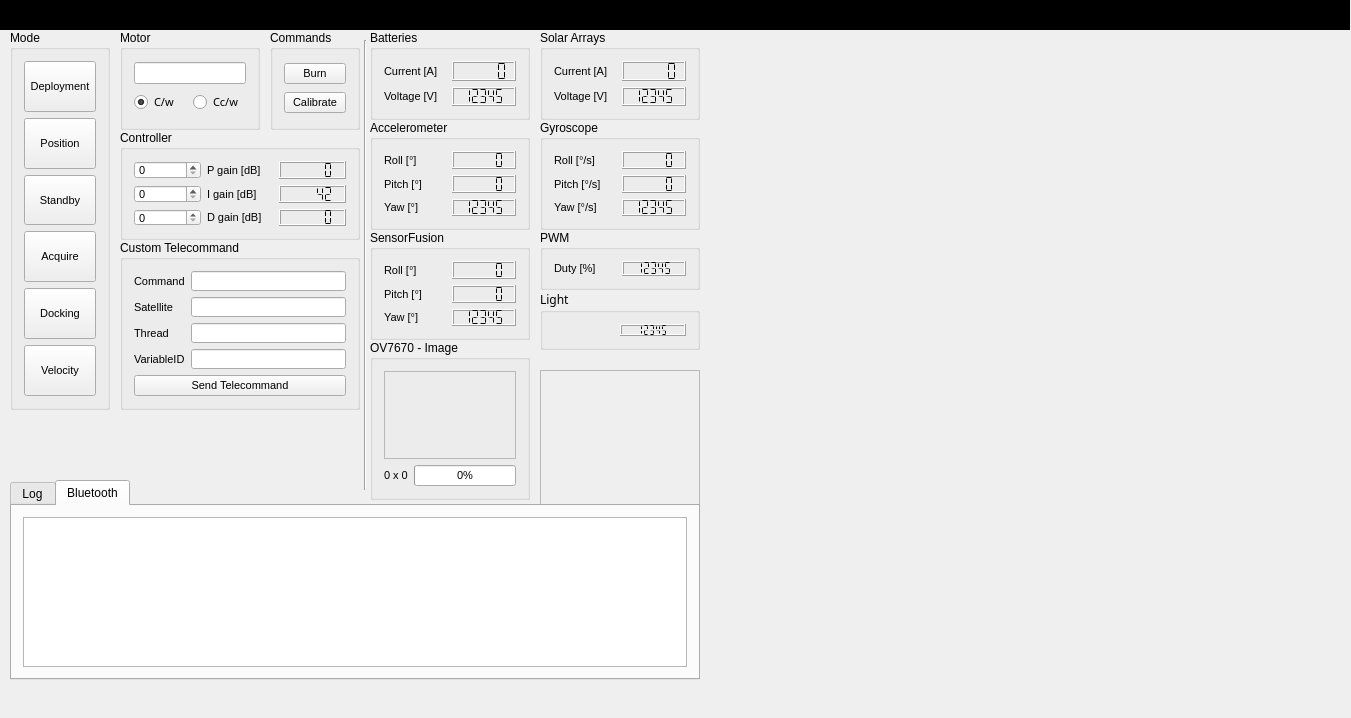
This is groundstation.ui in Angele-/FloatSat_GroundStation as Qt 5 draws it before an edit. The edited form follows.
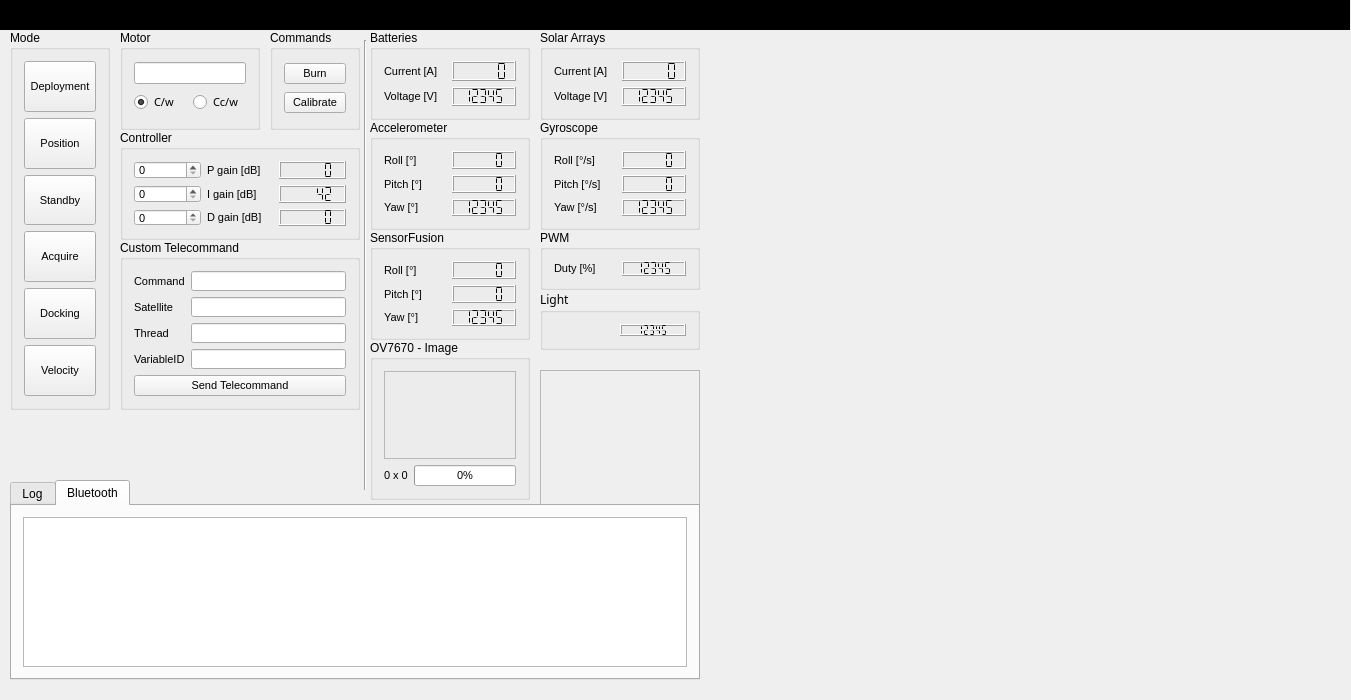
This is the edited form. Custom widgets are drawn as their Qt base class.

What changed in the file:
```diff
--- a/groundstation.ui
+++ b/groundstation.ui
@@ -7,7 +7,7 @@
     <x>0</x>
     <y>0</y>
     <width>1351</width>
-    <height>718</height>
+    <height>700</height>
    </rect>
   </property>
   <property name="windowTitle">
```
